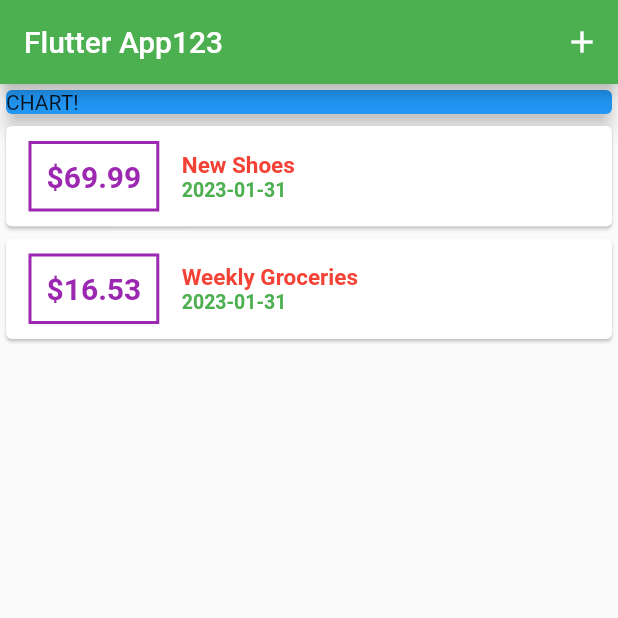
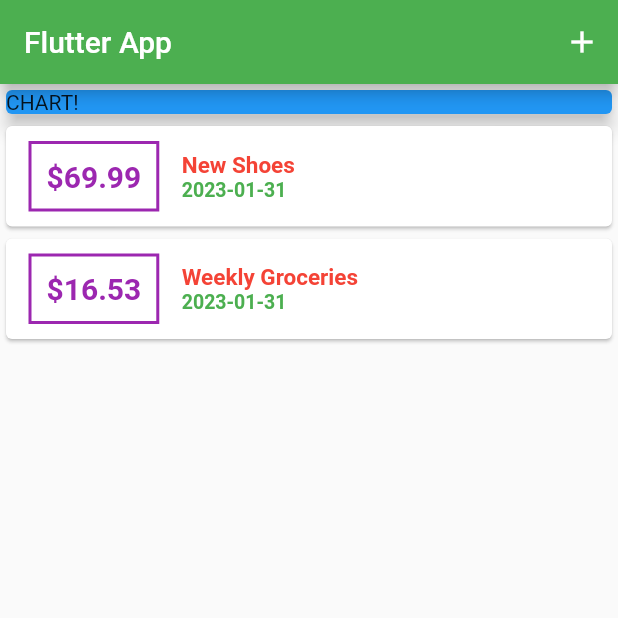
Before and after one commit to OthmanHaba/Transaction-App, a Flutter app: the screen it shows after launch, on a phone screen of 412 x 824 dp, the top half of it. Run offline on Flutter 3.47's test engine with Material 2 defaults, Android fonts, the phone set to English and light mode, and no system bars.

Commit message:
change the title name

```diff
--- a/lib/main.dart
+++ b/lib/main.dart
@@ -73,7 +73,7 @@ class _MyHomePageState extends State<MyHomePage> {
   Widget build(BuildContext context) {
     return Scaffold(
       appBar: AppBar(
-        title: Text('Flutter App123'),
+        title: Text('Flutter App'),
         actions: <Widget>[
           IconButton(
             icon: Icon(Icons.add),
```
